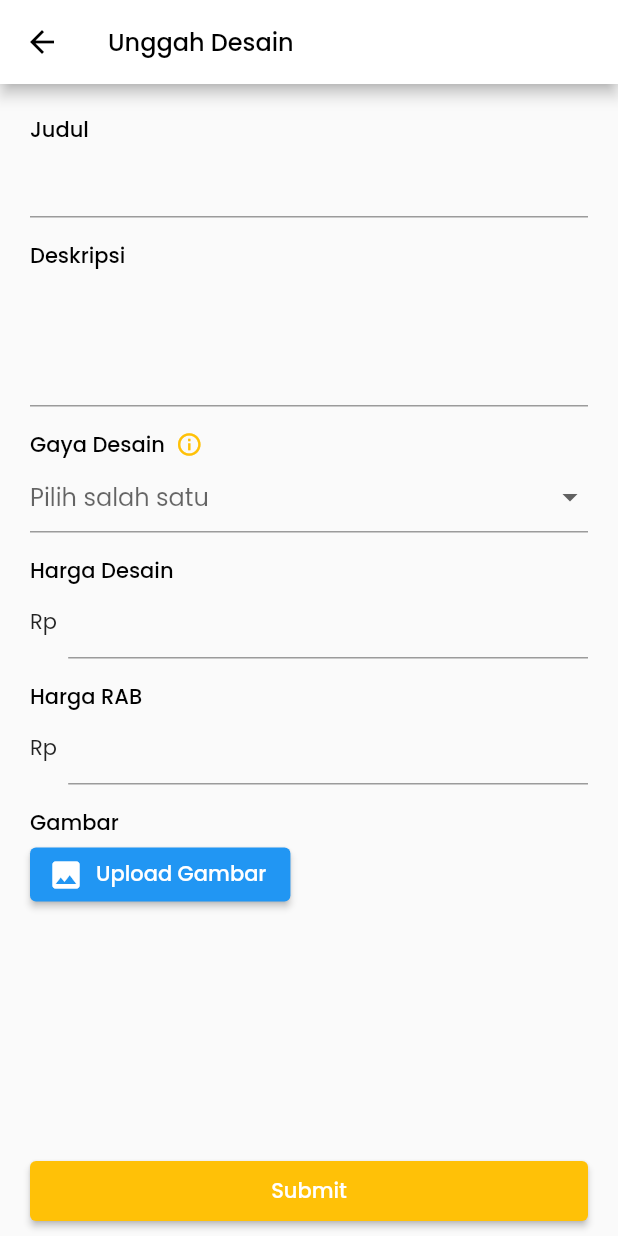
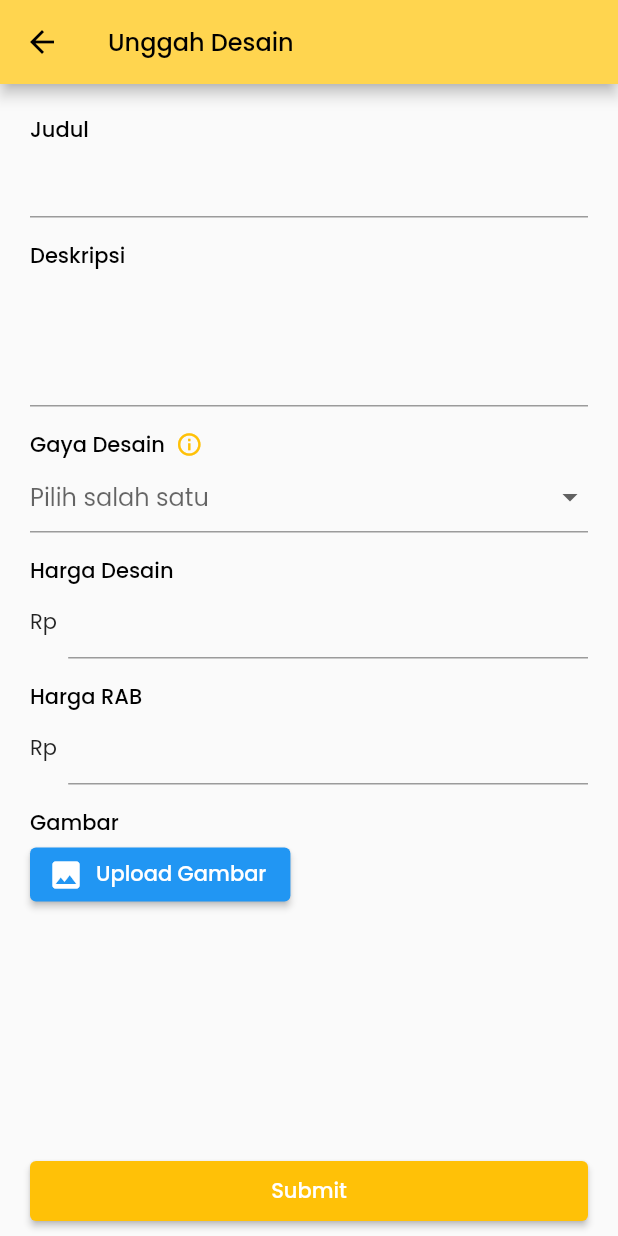
Before and after one commit to lelymaria/ArchitectApp-Mobile, a Flutter app: the EditProject screen opened directly, on a phone screen of 412 x 824 dp. Run offline on Flutter 3.47's test engine with Material 2 defaults, Android fonts, the phone set to English and light mode, and no system bars; our stand-ins replace another_flushbar, bloc, cached_network_image, carousel_pro, cloud_firestore, dio and 13 more; missing offline and left inert: downloads_path_provider_28, flutter_absolute_path, flutter_downloader, flutter_full_pdf_viewer, multi_image_picker; accounts and stored records are empty.

Commit message:
Detail Desain by Konsultan

```diff
--- a/lib/views/professional/all_consultant_project_detail.dart
+++ b/lib/views/professional/all_consultant_project_detail.dart
@@ -20,7 +20,7 @@ class AllConsultanProjectDetail extends StatelessWidget {
           project.title,
           style: TextStyle(color: Colors.black, fontSize: 16),
         ),
-        backgroundColor: Colors.white,
+        backgroundColor: Colors.amber[300],
         iconTheme: IconThemeData(color: Colors.black),
       ),
       body: ListView(children: [
--- a/lib/views/professional/all_consultant_project_edit.dart
+++ b/lib/views/professional/all_consultant_project_edit.dart
@@ -97,7 +97,7 @@ class _EditProjectState extends State<EditProject> {
             "Unggah Desain",
             style: TextStyle(color: Colors.black, fontSize: 16),
           ),
-          backgroundColor: Colors.white,
+          backgroundColor: Colors.amber[300],
           iconTheme: IconThemeData(color: Colors.black),
         ),
         body: Container(
```
